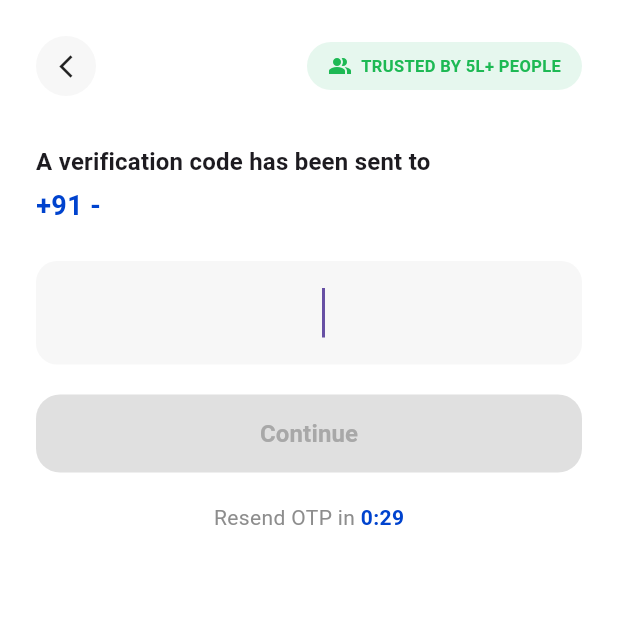
After one commit to chakori22/ServiQ, a Flutter app: the OtpVerificationPage screen opened directly, on a phone screen of 412 x 824 dp, the top half of it. The commit adds this screen. Run offline on Flutter 3.47's test engine with Material 3 defaults, Android fonts, the phone set to English and light mode, and no system bars; our stand-ins replace bloc, equatable, flutter_bloc, flutter_svg.

Commit message:
Add otp verification screen

```diff
--- /dev/null
+++ b/lib/components/otp_input.dart
@@ -0,0 +1,72 @@
+import 'package:flutter/material.dart';
+import 'package:flutter/services.dart';
+
+import '../app_color.dart';
+
+/// A single pill-shaped field for entering an OTP, spacing digits out and
+/// showing a red border plus [errorText] when validation fails.
+class OtpInputField extends StatelessWidget {
+  const OtpInputField({
+    super.key,
+    required this.controller,
+    required this.length,
+    required this.onChanged,
+    this.errorText,
+    this.autofocus = false,
+  });
+
+  final TextEditingController controller;
+  final int length;
+  final ValueChanged<String> onChanged;
+  final String? errorText;
+  final bool autofocus;
+
+  bool get _hasError => errorText != null && errorText!.isNotEmpty;
+
+  @override
+  Widget build(BuildContext context) {
+    final borderRadius = BorderRadius.circular(14);
+    return Column(
+      crossAxisAlignment: CrossAxisAlignment.start,
+      mainAxisSize: MainAxisSize.min,
+      children: [
+        Container(
+          decoration: BoxDecoration(
+            color: AppColor.neutralGreyColor60,
+            borderRadius: borderRadius,
+            border: _hasError
+                ? Border.all(color: Colors.red, width: 1.5)
+                : null,
+          ),
+          child: TextField(
+            controller: controller,
+            autofocus: autofocus,
+            keyboardType: TextInputType.number,
+            textAlign: TextAlign.center,
+            maxLength: length,
+            inputFormatters: [FilteringTextInputFormatter.digitsOnly],
+            style: const TextStyle(
+              fontSize: 22,
+              fontWeight: FontWeight.w600,
+              letterSpacing: 20,
+              color: AppColor.neutralGreyColor900,
+            ),
+            decoration: const InputDecoration(
+              counterText: '',
+              border: InputBorder.none,
+              contentPadding: EdgeInsets.only(top: 18, bottom: 18, left: 20),
+            ),
+            onChanged: onChanged,
+          ),
+        ),
+        if (_hasError) ...[
+          const SizedBox(height: 6),
+          Text(
+            errorText!,
+            style: const TextStyle(color: Colors.red, fontSize: 12),
+          ),
+        ],
+      ],
+    );
+  }
+}
--- a/lib/login/bloc/login_bloc.dart
+++ b/lib/login/bloc/login_bloc.dart
@@ -12,9 +12,15 @@ class LoginBloc extends Bloc<LoginEvent, LoginState> {
       super(const LoginState.initial()) {
     on<MobileNumberChanged>(_onMobileNumberChanged);
     on<LoginSubmitted>(_onLoginSubmitted);
+    on<OtpChanged>(_onOtpChanged);
+    on<OtpSubmitted>(_onOtpSubmitted);
+    on<OtpResendRequested>(_onOtpResendRequested);
   }
 
   final LoginRepository _loginRepository;
+
+  // TODO: replace with the real OTP issued by the backend.
+  static const _validOtp = '111111';
 
   void _onMobileNumberChanged(
     MobileNumberChanged event,
@@ -34,7 +40,7 @@ class LoginBloc extends Bloc<LoginEvent, LoginState> {
       emit(
         state.copyWith(
           isLoading: false,
-          isSuccess: success,
+          isOtpSent: success,
           errorMessage: success ? null : 'Invalid mobile number',
         ),
       );
@@ -42,4 +48,32 @@ class LoginBloc extends Bloc<LoginEvent, LoginState> {
       emit(state.copyWith(isLoading: false, errorMessage: e.toString()));
     }
   }
+
+  void _onOtpChanged(OtpChanged event, Emitter<LoginState> emit) {
+    emit(state.copyWith(otp: event.otp, otpError: null));
+  }
+
+  Future<void> _onOtpSubmitted(
+    OtpSubmitted event,
+    Emitter<LoginState> emit,
+  ) async {
+    if (!state.isOtpValid) return;
+    emit(state.copyWith(isLoading: true, otpError: null));
+    await Future.delayed(const Duration(milliseconds: 600));
+    final isValid = state.otp == _validOtp;
+    emit(
+      state.copyWith(
+        isLoading: false,
+        isSuccess: isValid,
+        otpError: isValid ? null : 'Invalid OTP',
+      ),
+    );
+  }
+
+  void _onOtpResendRequested(
+    OtpResendRequested event,
+    Emitter<LoginState> emit,
+  ) {
+    emit(state.copyWith(otp: '', otpError: null));
+  }
 }
--- a/lib/login/bloc/login_event.dart
+++ b/lib/login/bloc/login_event.dart
@@ -19,3 +19,26 @@ final class LoginSubmitted extends LoginEvent {
   @override
   List<Object> get props => [];
 }
+
+final class OtpChanged extends LoginEvent {
+  final String otp;
+
+  const OtpChanged(this.otp);
+
+  @override
+  List<Object> get props => [otp];
+}
+
+final class OtpSubmitted extends LoginEvent {
+  const OtpSubmitted();
+
+  @override
+  List<Object> get props => [];
+}
+
+final class OtpResendRequested extends LoginEvent {
+  const OtpResendRequested();
+
+  @override
+  List<Object> get props => [];
+}
--- a/lib/login/bloc/login_state.dart
+++ b/lib/login/bloc/login_state.dart
@@ -1,16 +1,25 @@
 part of 'login_bloc.dart';
+
+// Sentinel so copyWith can tell "not passed" apart from an explicit null.
+const _unset = Object();
 
 class LoginState extends Equatable {
   final String mobileNumber;
   final bool isLoading;
   final String? errorMessage;
   final bool isSuccess;
+  final bool isOtpSent;
+  final String otp;
+  final String? otpError;
 
   const LoginState({
     required this.mobileNumber,
     required this.isLoading,
     required this.errorMessage,
     required this.isSuccess,
+    required this.isOtpSent,
+    required this.otp,
+    required this.otpError,
   });
 
   const LoginState.initial({
@@ -18,24 +27,46 @@ class LoginState extends Equatable {
     this.isLoading = false,
     this.errorMessage,
     this.isSuccess = false,
+    this.isOtpSent = false,
+    this.otp = '',
+    this.otpError,
   });
 
   LoginState copyWith({
     String? mobileNumber,
     bool? isLoading,
-    String? errorMessage,
+    Object? errorMessage = _unset,
     bool? isSuccess,
+    bool? isOtpSent,
+    String? otp,
+    Object? otpError = _unset,
   }) {
     return LoginState(
       mobileNumber: mobileNumber ?? this.mobileNumber,
       isLoading: isLoading ?? this.isLoading,
-      errorMessage: errorMessage ?? this.errorMessage,
+      errorMessage: identical(errorMessage, _unset)
+          ? this.errorMessage
+          : errorMessage as String?,
       isSuccess: isSuccess ?? this.isSuccess,
+      isOtpSent: isOtpSent ?? this.isOtpSent,
+      otp: otp ?? this.otp,
+      otpError: identical(otpError, _unset)
+          ? this.otpError
+          : otpError as String?,
     );
   }
 
   @override
-  List<Object?> get props => [mobileNumber, isLoading, errorMessage, isSuccess];
+  List<Object?> get props => [
+    mobileNumber,
+    isLoading,
+    errorMessage,
+    isSuccess,
+    isOtpSent,
+    otp,
+    otpError,
+  ];
 
   bool get isMobileNumberValid => mobileNumber.length == 10;
+  bool get isOtpValid => otp.length == 6;
 }
--- /dev/null
+++ b/lib/login/presentation/otp_verification.dart
@@ -0,0 +1,279 @@
+import 'dart:async';
+
+import 'package:flutter/material.dart';
+import 'package:flutter_bloc/flutter_bloc.dart';
+
+import '../../app_color.dart';
+import '../../components/otp_input.dart';
+import '../../components/primary_button.dart';
+import '../bloc/login_bloc.dart';
+
+class OtpVerificationPage extends StatefulWidget {
+  const OtpVerificationPage({super.key});
+
+  @override
+  State<OtpVerificationPage> createState() => _OtpVerificationPageState();
+}
+
+class _OtpVerificationPageState extends State<OtpVerificationPage> {
+  static const _resendSeconds = 30;
+
+  final _otpController = TextEditingController();
+  Timer? _timer;
+  int _secondsLeft = _resendSeconds;
+
+  @override
+  void initState() {
+    super.initState();
+    _startCountdown();
+  }
+
+  void _startCountdown() {
+    _timer?.cancel();
+    setState(() => _secondsLeft = _resendSeconds);
+    _timer = Timer.periodic(const Duration(seconds: 1), (timer) {
+      if (_secondsLeft <= 1) {
+        timer.cancel();
+        setState(() => _secondsLeft = 0);
+        return;
+      }
+      setState(() => _secondsLeft--);
+    });
+  }
+
+  void _resend(String channel) {
+    context.read<LoginBloc>().add(const OtpResendRequested());
+    _otpController.clear();
+    _startCountdown();
+    ScaffoldMessenger.of(context)
+      ..hideCurrentSnackBar()
+      ..showSnackBar(SnackBar(content: Text('OTP resent via $channel')));
+  }
+
+  @override
+  void dispose() {
+    _timer?.cancel();
+    _otpController.dispose();
+    super.dispose();
+  }
+
+  @override
+  Widget build(BuildContext context) {
+    return Scaffold(
+      backgroundColor: AppColor.white,
+      body: BlocListener<LoginBloc, LoginState>(
+        listenWhen: (previous, current) =>
+            !previous.isSuccess && current.isSuccess,
+        listener: (context, state) {
+          ScaffoldMessenger.of(context)
+            ..hideCurrentSnackBar()
+            ..showSnackBar(
+              const SnackBar(content: Text('OTP verified successfully')),
+            );
+        },
+        child: SafeArea(
+          child: Padding(
+            padding: const EdgeInsets.all(24),
+            child: Column(
+              crossAxisAlignment: CrossAxisAlignment.start,
+              children: [
+                Row(
+                  mainAxisAlignment: MainAxisAlignment.spaceBetween,
+                  children: [
+                    _BackButton(onTap: () => Navigator.of(context).maybePop()),
+                    const _TrustedBadge(),
+                  ],
+                ),
+                const SizedBox(height: 32),
+                BlocBuilder<LoginBloc, LoginState>(
+                  builder: (context, state) {
+                    return Column(
+                      crossAxisAlignment: CrossAxisAlignment.start,
+                      children: [
+                        Text(
+                          'A verification code has been sent to',
+                          style: Theme.of(context).textTheme.titleMedium
+                              ?.copyWith(fontWeight: FontWeight.w700),
+                        ),
+                        const SizedBox(height: 4),
+                        Text(
+                          '+91 - ${state.mobileNumber}',
+                          style: const TextStyle(
+                            color: AppColor.indicativeBlueColor600,
+                            fontWeight: FontWeight.w700,
+                            fontSize: 18,
+                          ),
+                        ),
+                        const SizedBox(height: 24),
+                        OtpInputField(
+                          controller: _otpController,
+                          length: 6,
+                          errorText: state.otpError,
+                          autofocus: true,
+                          onChanged: (value) {
+                            context.read<LoginBloc>().add(OtpChanged(value));
+                          },
+                        ),
+                        const SizedBox(height: 20),
+                        PrimaryButton(
+                          label: 'Continue',
+                          enabled: state.isOtpValid,
+                          isLoading: state.isLoading,
+                          onPressed: () {
+                            context.read<LoginBloc>().add(const OtpSubmitted());
+                          },
+                        ),
+                        const SizedBox(height: 20),
+                        Center(
+                          child: _secondsLeft > 0
+                              ? Text.rich(
+                                  TextSpan(
+                                    style: const TextStyle(
+                                      color: AppColor.neutralGreyColor400,
+                                    ),
+                                    children: [
+                                      const TextSpan(text: 'Resend OTP in '),
+                                      TextSpan(
+                                        text:
+                                            '0:${_secondsLeft.toString().padLeft(2, '0')}',
+                                        style: const TextStyle(
+                                          color:
+                                              AppColor.indicativeBlueColor600,
+                                          fontWeight: FontWeight.w700,
+                                        ),
+                                      ),
+                                    ],
+                                  ),
+                                )
+                              : Column(
+                                  children: [
+                                    const Text(
+                                      'Resend OTP via',
+                                      style: TextStyle(
+                                        color: AppColor.neutralGreyColor400,
+                                      ),
+                                    ),
+                                    const SizedBox(height: 8),
+                                    Row(
+                                      mainAxisAlignment:
+                                          MainAxisAlignment.center,
+                                      children: [
+                                        _ResendChip(
+                                          icon: Icons.sms_outlined,
+                                          label: 'SMS',
+                                          onTap: () => _resend('SMS'),
+                                        ),
+                                        const SizedBox(width: 12),
+                                        _ResendChip(
+                                          icon: Icons.chat_bubble_outline,
+                                          label: 'Whatsapp',
+                                          onTap: () => _resend('Whatsapp'),
+                                        ),
+                                      ],
+                                    ),
+                                  ],
+                                ),
+                        ),
+                      ],
+                    );
+                  },
+                ),
+              ],
+            ),
+          ),
+        ),
+      ),
+    );
+  }
+}
+
+class _BackButton extends StatelessWidget {
+  const _BackButton({required this.onTap});
+
+  final VoidCallback onTap;
+
+  @override
+  Widget build(BuildContext context) {
+    return InkWell(
+      borderRadius: BorderRadius.circular(20),
+      onTap: onTap,
+      child: Container(
+        width: 40,
+        height: 40,
+        decoration: const BoxDecoration(
+          color: AppColor.neutralGreyColor60,
+          shape: BoxShape.circle,
+        ),
+        child: const Icon(Icons.arrow_back_ios_new, size: 18),
+      ),
+    );
+  }
+}
+
+class _TrustedBadge extends StatelessWidget {
+  const _TrustedBadge();
+
+  @override
+  Widget build(BuildContext context) {
+    return Container(
+      padding: const EdgeInsets.symmetric(horizontal: 14, vertical: 8),
+      decoration: BoxDecoration(
+        color: const Color(0xFFE6F7EE),
+        borderRadius: BorderRadius.circular(20),
+      ),
+      child: const Row(
+        mainAxisSize: MainAxisSize.min,
+        children: [
+          Icon(Icons.people_alt, size: 16, color: Color(0xFF1DB954)),
+          SizedBox(width: 6),
+          Text(
+            'TRUSTED BY 5L+ PEOPLE',
+            style: TextStyle(
+              color: Color(0xFF1DB954),
+              fontWeight: FontWeight.w700,
+              fontSize: 11,
+            ),
+          ),
+        ],
+      ),
+    );
+  }
+}
+
+class _ResendChip extends StatelessWidget {
+  const _ResendChip({
+    required this.icon,
+    required this.label,
+    required this.onTap,
+  });
+
+  final IconData icon;
+  final String label;
+  final VoidCallback onTap;
+
+  @override
+  Widget build(BuildContext context) {
+    return InkWell(
+      borderRadius: BorderRadius.circular(12),
+      onTap: onTap,
+      child: Container(
+        padding: const EdgeInsets.symmetric(horizontal: 16, vertical: 10),
+        decoration: BoxDecoration(
+          border: Border.all(color: AppColor.neutralGreyColor100),
+          borderRadius: BorderRadius.circular(12),
+        ),
+        child: Row(
+          mainAxisSize: MainAxisSize.min,
+          children: [
+            Icon(icon, size: 16, color: AppColor.neutralGreyColor500),
+            const SizedBox(width: 6),
+            Text(
+              label,
+              style: const TextStyle(color: AppColor.neutralGreyColor500),
+            ),
+          ],
+        ),
+      ),
+    );
+  }
+}
```
Also changed, not shown: lib/login/presentation/login_page.dart (+28 -8 lines).
